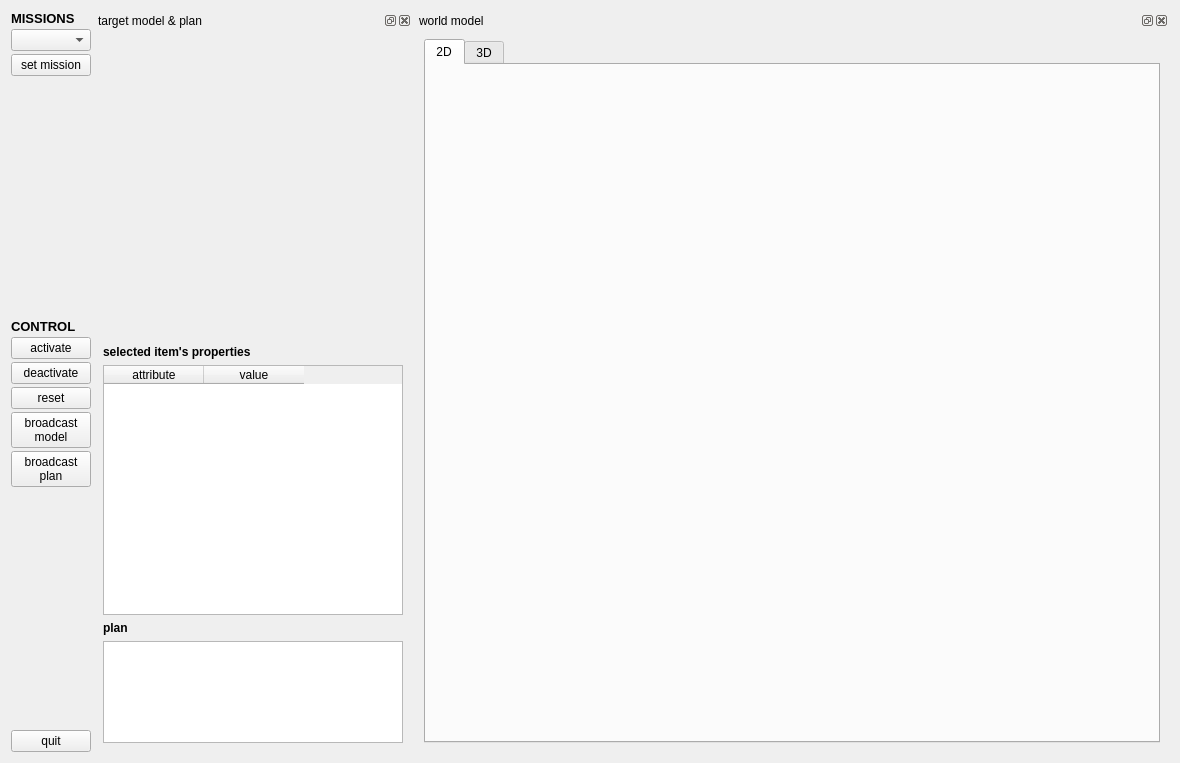
Qt form components/missionAgent/src/guiDlg.ui (robocomp/robocomp-shelly) before a commit.
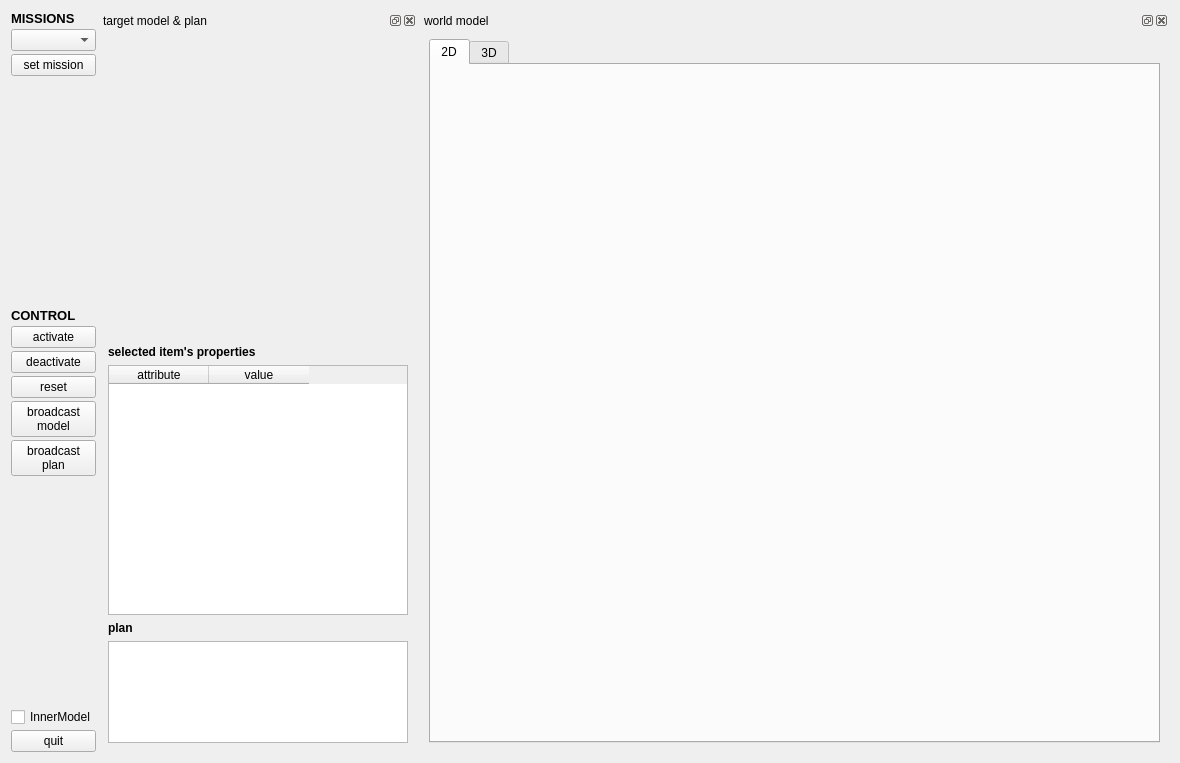
The same form after that commit.

The edit to the form file:
```diff
--- a/components/missionAgent/src/guiDlg.ui
+++ b/components/missionAgent/src/guiDlg.ui
@@ -115,6 +115,13 @@
          </property>
         </spacer>
        </item>
+       <item>
+        <widget class="QCheckBox" name="imCheck">
+         <property name="text">
+          <string>InnerModel</string>
+         </property>
+        </widget>
+       </item>
        <item>
         <widget class="QPushButton" name="quitButton">
          <property name="text">
```
